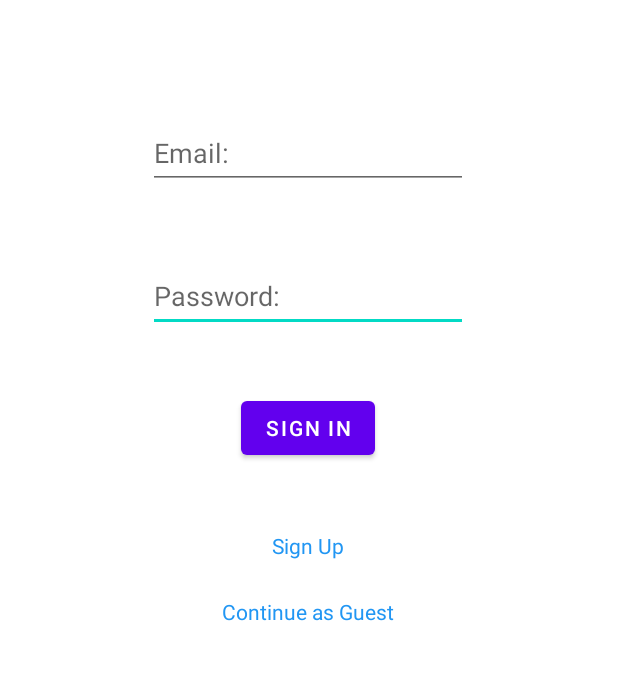
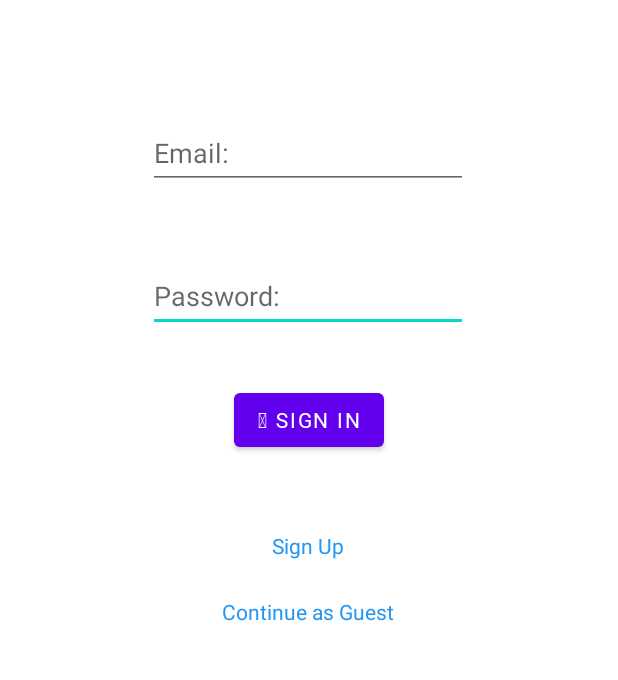
Before and after one commit to RiaVadhavkar/Qi3353, an Android app: the screen it shows after launch (MainActivity), on a phone screen of 412 x 824 dp, the part 460-1140 px from its top. Run offline under Robolectric (Android 15) with nearby library versions, the phone set to English and light mode, and no system bars.

Commit message:
updated sign in button

```diff
--- a/app/src/main/res/layout/fragment_sign_up.xml
+++ b/app/src/main/res/layout/fragment_sign_up.xml
@@ -6,6 +6,17 @@
     android:layout_height="match_parent"
     tools:context=".SignUpFragment">
 
+
+    <Button
+        android:id="@+id/button3"
+        android:layout_width="wrap_content"
+        android:layout_height="wrap_content"
+        android:layout_marginBottom="50dp"
+        android:fontFamily="@font/font_awesome"
+        android:text="\uf061 Sign In"
+        app:layout_constraintBottom_toTopOf="@+id/textView"
+        app:layout_constraintEnd_toEndOf="parent"
+        app:layout_constraintStart_toStartOf="parent" />
 
     <TextView
         android:id="@+id/textView3"
@@ -50,17 +61,6 @@
         app:layout_constraintHorizontal_bias="0.497"
         app:layout_constraintStart_toStartOf="parent" />
 
-    <Button
-        android:id="@+id/button"
-        android:layout_width="wrap_content"
-        android:layout_height="wrap_content"
-        android:layout_marginBottom="208dp"
-        android:text="Sign In"
-        app:layout_constraintBottom_toBottomOf="parent"
-        app:layout_constraintEnd_toEndOf="parent"
-        app:layout_constraintHorizontal_bias="0.498"
-        app:layout_constraintStart_toStartOf="parent" />
-
     <TextView
         android:id="@+id/textView"
         android:layout_width="wrap_content"
```
